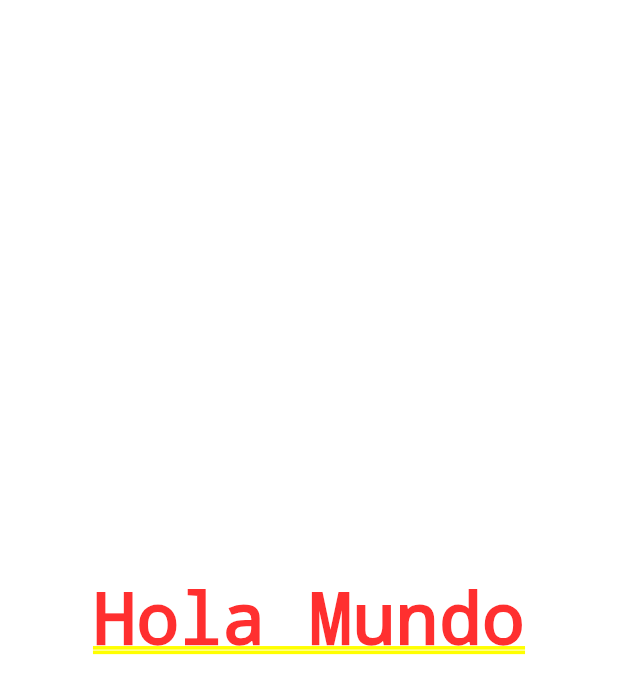
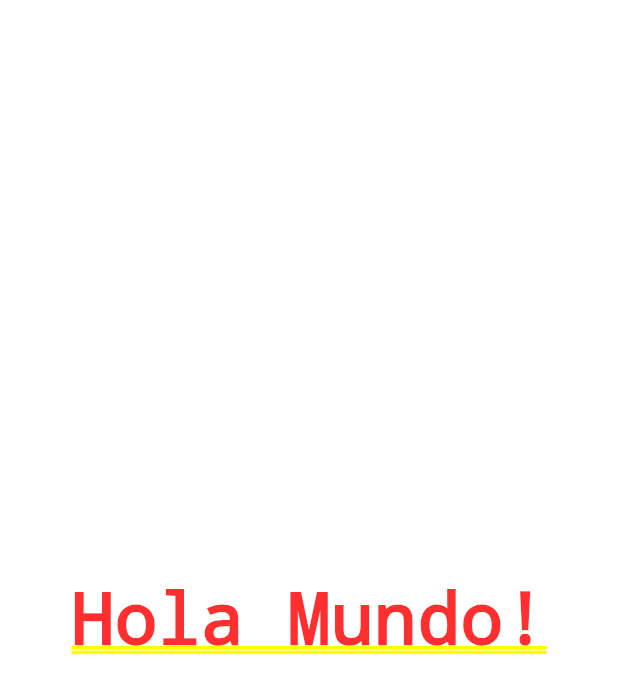
Before and after one commit to obelich/mi-aprendisaje, a Flutter app: the screen it shows after launch, on a phone screen of 412 x 824 dp. Shown: the top 694 px of the screen. Run offline on Flutter 3.47's test engine with Material 2 defaults, Android fonts, the phone set to English and light mode, and no system bars.

Commit message:
Organizando archivos en src

```diff
--- a/Mobile/Flutter/Udemy/flutter-ios-android-fernando-herrera/contador/lib/main.dart
+++ b/Mobile/Flutter/Udemy/flutter-ios-android-fernando-herrera/contador/lib/main.dart
@@ -1,14 +1,10 @@
+//Importaciones de terceros
 import 'package:flutter/material.dart';
 
+// Importaciones de nuestros archivos
+// import 'src/app.dart';
+import 'package:contador/src/app.dart';
+
 void main() {
-  runApp(new MyApp());
+  runApp(MyApp());
 }
-
-class MyApp extends StatelessWidget {
-  @override
-  Widget build(BuildContext context) {
-    return MaterialApp(
-      home: Center(child: Text('Hola Mundo')),
-    );
-  }
-}
--- /dev/null
+++ b/Mobile/Flutter/Udemy/flutter-ios-android-fernando-herrera/contador/lib/src/app.dart
@@ -0,0 +1,10 @@
+import 'package:flutter/material.dart';
+
+class MyApp extends StatelessWidget {
+  @override
+  Widget build(BuildContext context) {
+    return MaterialApp(
+      home: Center(child: Text('Hola Mundo!')),
+    );
+  }
+}
```
